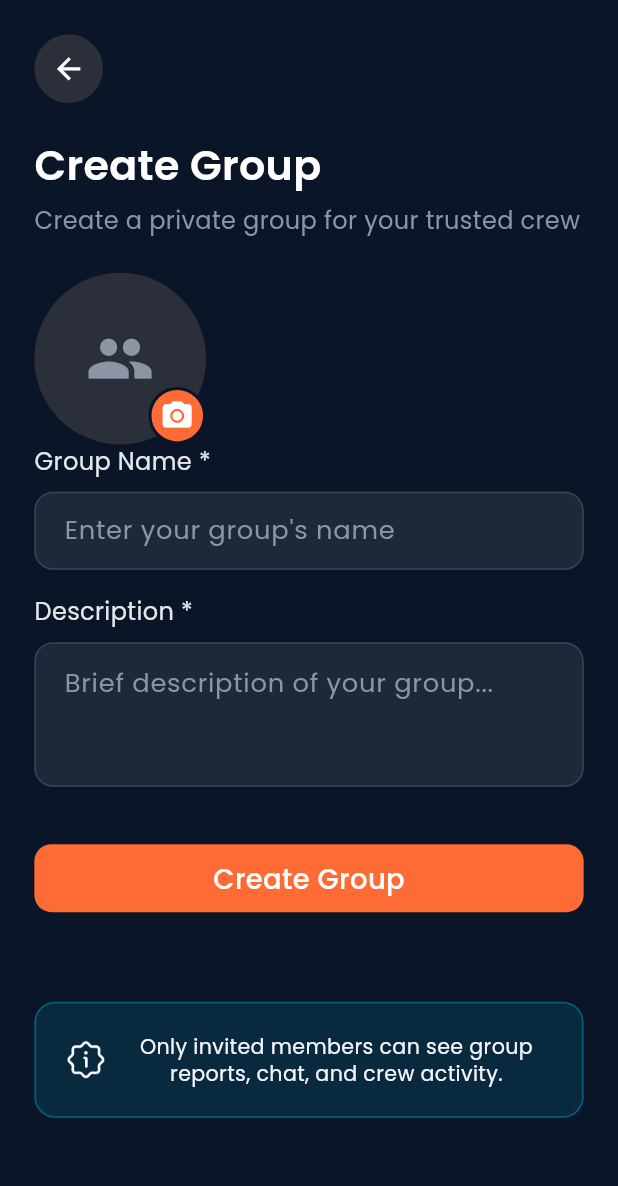
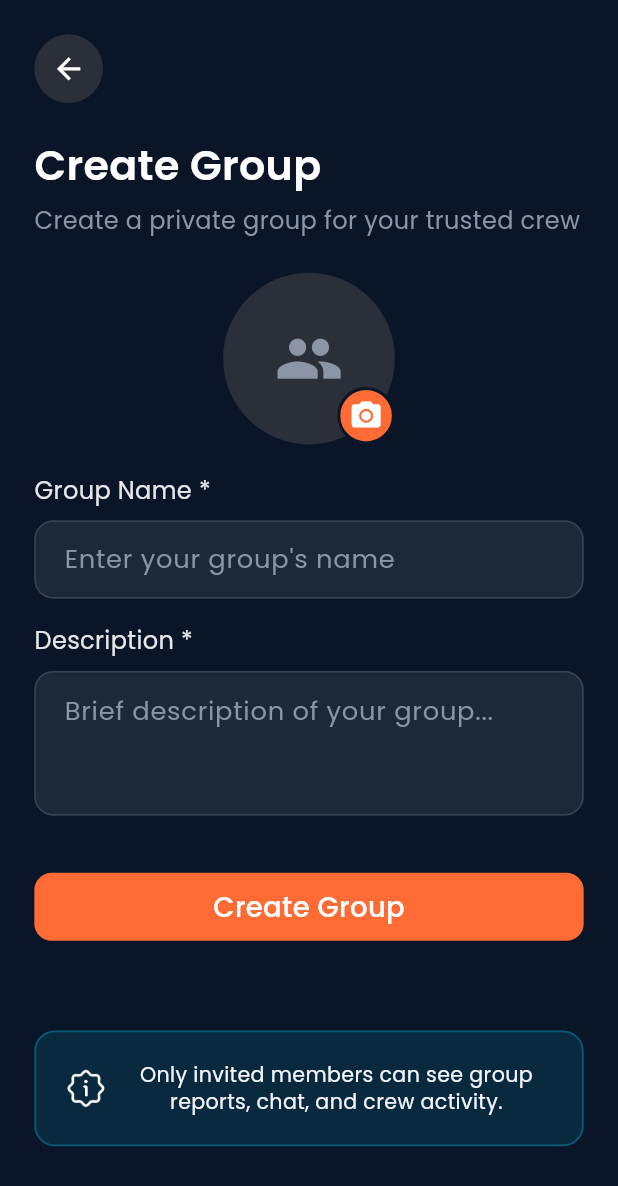
Before and after one commit to Kamrulbiswas009/offsore_fishing_app, a Flutter app: the CreateGroupScreen screen opened by its route, on a phone screen of 412 x 824 dp. Shown: the top 1186 px of the screen. Run offline on Flutter 3.47's test engine with Material 3 defaults, Android fonts, the phone set to English and light mode, and no system bars; our stand-ins replace fl_chart, flutter_easyloading, flutter_screenutil, get, google_fonts, image_picker and 5 more; missing offline and left inert: mapbox_maps_flutter; accounts and stored records are empty; project files that could hold a hidden picture were left out.

Commit message:
group avatar update

```diff
--- a/lib/features/groups/presentation/screen/create_group_screen.dart
+++ b/lib/features/groups/presentation/screen/create_group_screen.dart
@@ -56,7 +56,8 @@ class CreateGroupScreen extends StatelessWidget {
                 ),
                 SizedBox(height: 20.h),
                 Obx(
-                  () => Stack(
+                  () => Center(
+                    child: Stack(
                       children: [
                         CircleAvatar(
                           radius: 50.r,
@@ -75,7 +76,7 @@ class CreateGroupScreen extends StatelessWidget {
                         Positioned(
                           bottom: 0,
                           right: 0,
-                        child: InkWell(
+                          child: GestureDetector(
                             onTap: () async {
                               final image = await controller.pickImage();
                               if (image != null) {
@@ -103,7 +104,8 @@ class CreateGroupScreen extends StatelessWidget {
                       ],
                     ),
                   ),
-
+                ),
+                SizedBox(height: 16.h),
                 const AuthFieldLabel("Group Name *"),
                 SizedBox(height: 8.h),
                 CustomTextField(
--- a/lib/features/groups/presentation/widget/group_details_screen_widget/group_details_header.dart
+++ b/lib/features/groups/presentation/widget/group_details_screen_widget/group_details_header.dart
@@ -211,7 +211,7 @@ class GroupDetailsHeader extends GetView<GroupDetailsScreenController> {
                                         Positioned(
                                           bottom: 0,
                                           right: 0,
-                                          child: InkWell(
+                                          child: GestureDetector(
                                             onTap: () => controller.pickUpdateGroupImage(),
                                             child: Container(
                                               padding: EdgeInsets.all(5.r),
```
Lines whose indentation alone changed are shown as unchanged.
